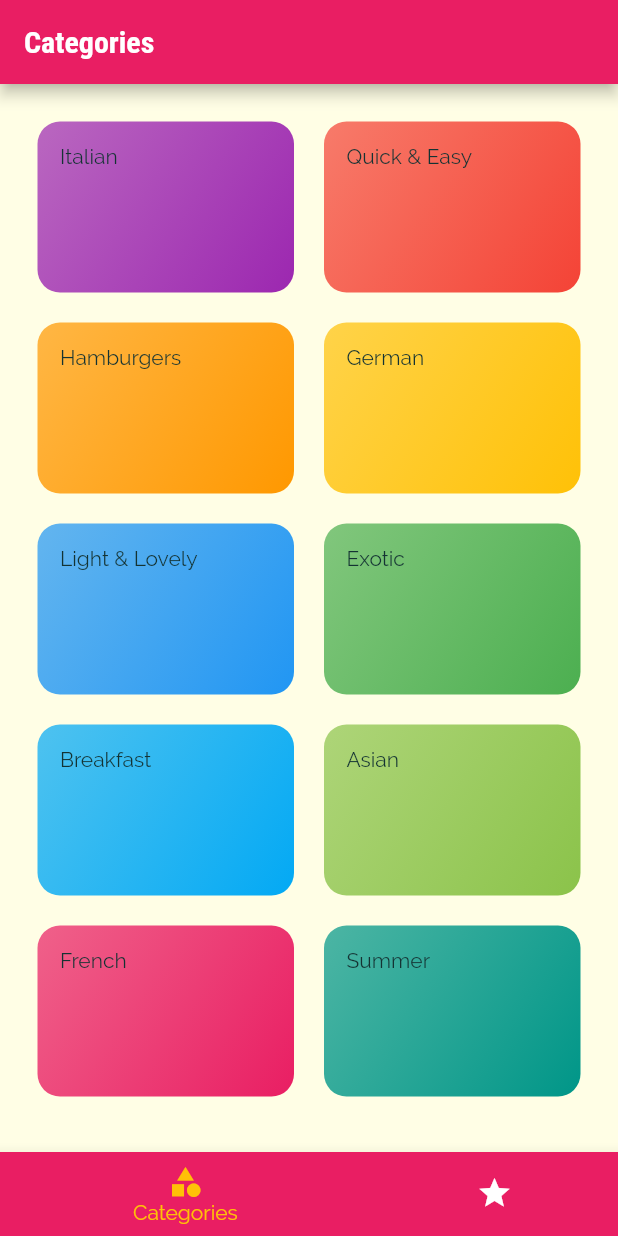
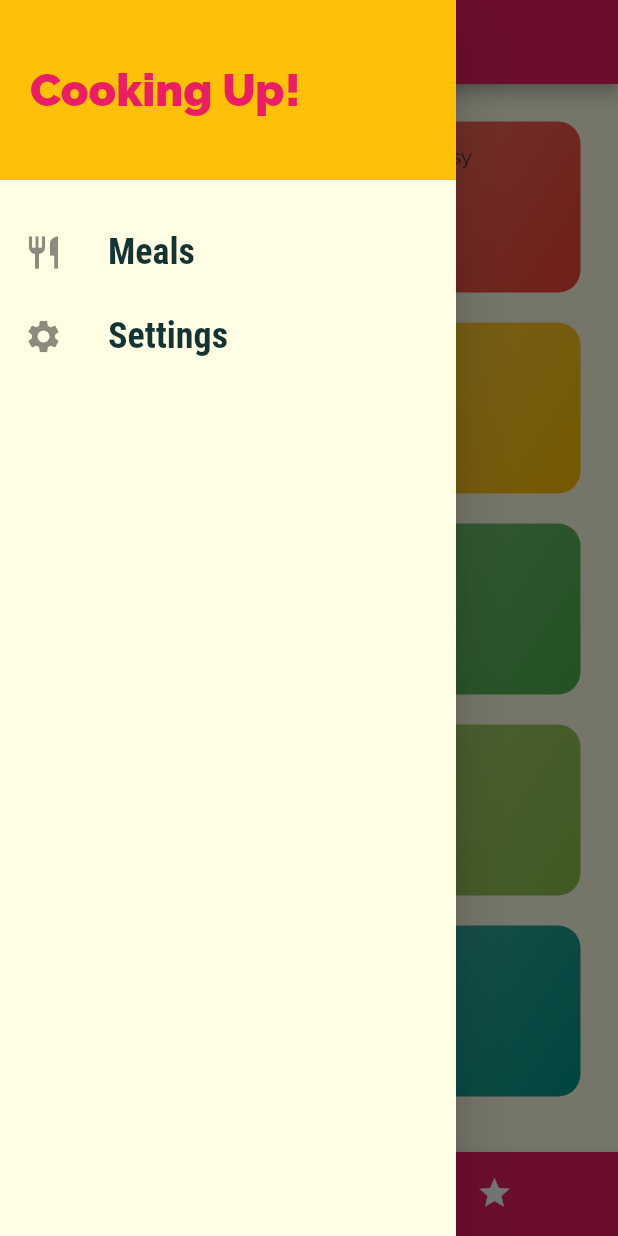
Before and after one commit to leoamato10/meals, a Flutter app: the screen it shows after launch, with the side drawer open (before the commit the screen has no drawer), on a phone screen of 412 x 824 dp. Run offline on Flutter 3.47's test engine with Material 2 defaults, Android fonts, the phone set to English and light mode, and no system bars; missing offline and left inert: dart:ffi.

Commit message:
setting up the drawer menu

```diff
--- a/lib/screens/tabs_screen.dart
+++ b/lib/screens/tabs_screen.dart
@@ -3,6 +3,7 @@ import 'dart:ffi';
 import 'package:flutter/material.dart';
 import 'package:flutter_complete_guide/screens/categories_screen.dart';
 import 'package:flutter_complete_guide/screens/favorites_screens.dart';
+import 'package:flutter_complete_guide/widgets/main_drawer.dart';
 
 class TabsScreen extends StatefulWidget {
   const TabsScreen({Key key}) : super(key: key);
@@ -29,6 +30,7 @@ class _TabsScreenState extends State<TabsScreen> {
         appBar: AppBar(
           title: Text(_pages[_selectedPageIndex]["title"]),
         ),
+        drawer: MainDrawer(),
         body: _pages[_selectedPageIndex]["page"],
         bottomNavigationBar: BottomNavigationBar(
           onTap: _selectPage,
--- /dev/null
+++ b/lib/widgets/main_drawer.dart
@@ -0,0 +1,53 @@
+import 'package:flutter/material.dart';
+
+class MainDrawer extends StatelessWidget {
+  const MainDrawer({Key key}) : super(key: key);
+
+  Widget buildListTile(String title, IconData icon) {
+    return ListTile(
+      leading: Icon(
+        icon,
+        size: 26,
+      ),
+      title: Text(
+        title,
+        style: TextStyle(
+            fontFamily: "RobotoCondensed",
+            fontSize: 24,
+            fontWeight: FontWeight.bold),
+      ),
+      onTap: (() {
+        //---
+      }),
+    );
+  }
+
+  @override
+  Widget build(BuildContext context) {
+    return Drawer(
+      child: Column(
+        children: [
+          Container(
+            height: 120,
+            width: double.infinity,
+            padding: EdgeInsets.all(20),
+            alignment: Alignment.centerLeft,
+            color: Theme.of(context).accentColor,
+            child: Text(
+              "Cooking Up!",
+              style: TextStyle(
+                  fontWeight: FontWeight.w900,
+                  fontSize: 30,
+                  color: Theme.of(context).primaryColor),
+            ),
+          ),
+          SizedBox(
+            height: 20,
+          ),
+          buildListTile("Meals", Icons.restaurant),
+          buildListTile("Settings", Icons.settings)
+        ],
+      ),
+    );
+  }
+}
```
